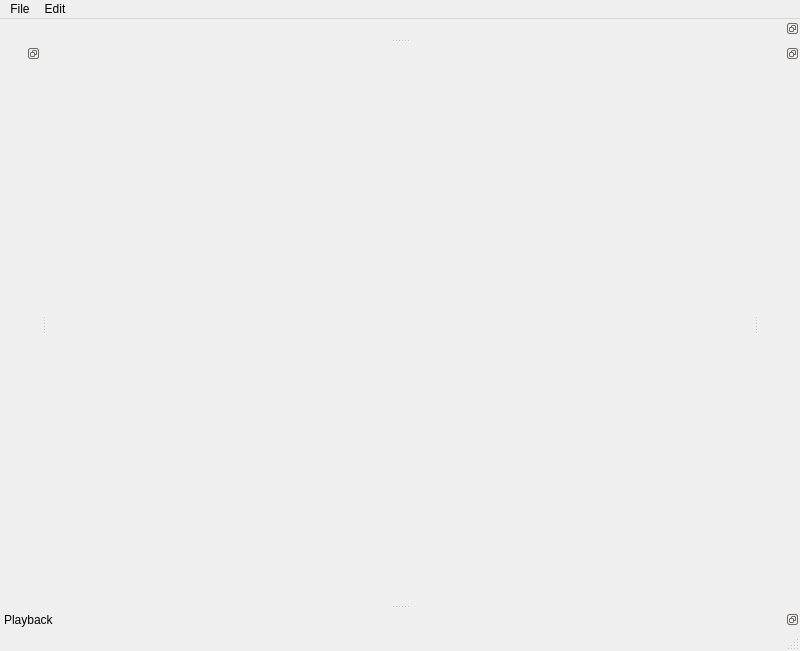
CareenDT/SimpleMidiEditor, file SimpleMIDI/App.ui: the form before one commit.
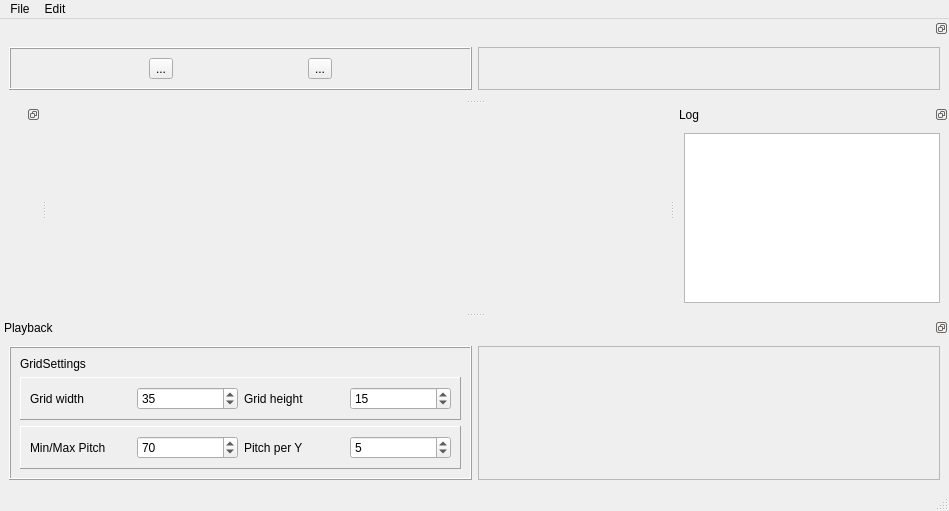
The form after the commit.

```diff
--- a/SimpleMIDI/App.ui
+++ b/SimpleMIDI/App.ui
@@ -6,8 +6,8 @@
    <rect>
     <x>0</x>
     <y>0</y>
-    <width>800</width>
-    <height>651</height>
+    <width>949</width>
+    <height>511</height>
    </rect>
   </property>
   <property name="windowTitle">
@@ -22,7 +22,7 @@
     <rect>
      <x>0</x>
      <y>0</y>
-     <width>800</width>
+     <width>949</width>
      <height>21</height>
     </rect>
    </property>
@@ -56,10 +56,19 @@
    <property name="features">
     <set>QDockWidget::DockWidgetFloatable|QDockWidget::DockWidgetMovable</set>
    </property>
+   <property name="windowTitle">
+    <string>Log</string>
+   </property>
    <attribute name="dockWidgetArea">
     <number>2</number>
    </attribute>
-   <widget class="QWidget" name="dockWidgetContents_3"/>
+   <widget class="QWidget" name="dockWidgetContents_3">
+    <layout class="QVBoxLayout" name="verticalLayout">
+     <item>
+      <widget class="QTextBrowser" name="Log"/>
+     </item>
+    </layout>
+   </widget>
   </widget>
   <widget class="QDockWidget" name="dockLower">
    <property name="floating">
@@ -75,22 +84,32 @@
     <number>8</number>
    </attribute>
    <widget class="QWidget" name="dockWidgetContents_4">
-    <widget class="QFrame" name="GridWidth">
-     <property name="geometry">
-      <rect>
-       <x>10</x>
-       <y>10</y>
-       <width>81</width>
-       <height>61</height>
-      </rect>
-     </property>
+    <layout class="QHBoxLayout" name="horizontalLayout_2">
+     <item>
+      <widget class="QFrame" name="frame">
+       <property name="frameShape">
+        <enum>QFrame::Box</enum>
+       </property>
+       <property name="frameShadow">
+        <enum>QFrame::Raised</enum>
+       </property>
+       <layout class="QGridLayout" name="gridLayout">
+        <item row="0" column="0">
+         <widget class="QLabel" name="label_3">
+          <property name="text">
+           <string>GridSettings</string>
+          </property>
+         </widget>
+        </item>
+        <item row="1" column="0">
+         <widget class="QFrame" name="GridSize">
      <property name="frameShape">
       <enum>QFrame::Panel</enum>
      </property>
      <property name="frameShadow">
       <enum>QFrame::Raised</enum>
      </property>
-     <layout class="QVBoxLayout" name="verticalLayout">
+          <layout class="QHBoxLayout" name="horizontalLayout">
       <item>
        <widget class="QLabel" name="label">
         <property name="text">
@@ -108,24 +127,6 @@
         </property>
        </widget>
       </item>
-     </layout>
-    </widget>
-    <widget class="QFrame" name="GridHeight">
-     <property name="geometry">
-      <rect>
-       <x>100</x>
-       <y>10</y>
-       <width>81</width>
-       <height>61</height>
-      </rect>
-     </property>
-     <property name="frameShape">
-      <enum>QFrame::Panel</enum>
-     </property>
-     <property name="frameShadow">
-      <enum>QFrame::Raised</enum>
-     </property>
-     <layout class="QVBoxLayout" name="verticalLayout_2">
       <item>
        <widget class="QLabel" name="label_2">
         <property name="text">
@@ -145,6 +146,70 @@
       </item>
      </layout>
     </widget>
+        </item>
+        <item row="2" column="0">
+         <widget class="QFrame" name="MidRange">
+          <property name="frameShape">
+           <enum>QFrame::Panel</enum>
+          </property>
+          <property name="frameShadow">
+           <enum>QFrame::Raised</enum>
+          </property>
+          <layout class="QHBoxLayout" name="horizontalLayout_3">
+           <item>
+            <widget class="QLabel" name="label_4">
+             <property name="text">
+              <string>Min/Max Pitch</string>
+             </property>
+            </widget>
+           </item>
+           <item>
+            <widget class="QSpinBox" name="PitchRangeSpinbox">
+             <property name="minimum">
+              <number>0</number>
+             </property>
+             <property name="maximum">
+              <number>127</number>
+             </property>
+             <property name="value">
+              <number>70</number>
+             </property>
+            </widget>
+           </item>
+           <item>
+            <widget class="QLabel" name="label_5">
+             <property name="text">
+              <string>Pitch per Y</string>
+             </property>
+            </widget>
+           </item>
+           <item>
+            <widget class="QSpinBox" name="PitchPerYSpinbox">
+             <property name="minimum">
+              <number>1</number>
+             </property>
+             <property name="value">
+              <number>5</number>
+             </property>
+            </widget>
+           </item>
+          </layout>
+         </widget>
+        </item>
+       </layout>
+      </widget>
+     </item>
+     <item>
+      <widget class="QFrame" name="frame_2">
+       <property name="frameShape">
+        <enum>QFrame::StyledPanel</enum>
+       </property>
+       <property name="frameShadow">
+        <enum>QFrame::Raised</enum>
+       </property>
+      </widget>
+     </item>
+    </layout>
    </widget>
   </widget>
   <widget class="QDockWidget" name="dockUpper">
@@ -154,7 +219,67 @@
    <attribute name="dockWidgetArea">
     <number>4</number>
    </attribute>
-   <widget class="QWidget" name="dockWidgetContents_5"/>
+   <widget class="QWidget" name="dockWidgetContents_5">
+    <layout class="QGridLayout" name="gridLayout_2">
+     <item row="0" column="0">
+      <widget class="QFrame" name="ToolDock">
+       <property name="autoFillBackground">
+        <bool>true</bool>
+       </property>
+       <property name="frameShape">
+        <enum>QFrame::Box</enum>
+       </property>
+       <property name="frameShadow">
+        <enum>QFrame::Raised</enum>
+       </property>
+       <layout class="QGridLayout" name="gridLayout_3">
+        <property name="sizeConstraint">
+         <enum>QLayout::SetDefaultConstraint</enum>
+        </property>
+        <property name="rightMargin">
+         <number>9</number>
+        </property>
+        <item row="0" column="0">
+         <widget class="QToolButton" name="toolButtonPlace">
+          <property name="text">
+           <string>...</string>
+          </property>
+          <property name="iconSize">
+           <size>
+            <width>32</width>
+            <height>32</height>
+           </size>
+          </property>
+         </widget>
+        </item>
+        <item row="0" column="1">
+         <widget class="QToolButton" name="toolButtonPlace_2">
+          <property name="text">
+           <string>...</string>
+          </property>
+          <property name="iconSize">
+           <size>
+            <width>32</width>
+            <height>32</height>
+           </size>
+          </property>
+         </widget>
+        </item>
+       </layout>
+      </widget>
+     </item>
+     <item row="0" column="1">
+      <widget class="QFrame" name="frame_4">
+       <property name="frameShape">
+        <enum>QFrame::StyledPanel</enum>
+       </property>
+       <property name="frameShadow">
+        <enum>QFrame::Raised</enum>
+       </property>
+      </widget>
+     </item>
+    </layout>
+   </widget>
   </widget>
   <action name="actionNew">
    <property name="text">
```
Left out of the diff: 9 changed lines with no effect on the pictures. Lines whose indentation alone changed are shown as unchanged.
